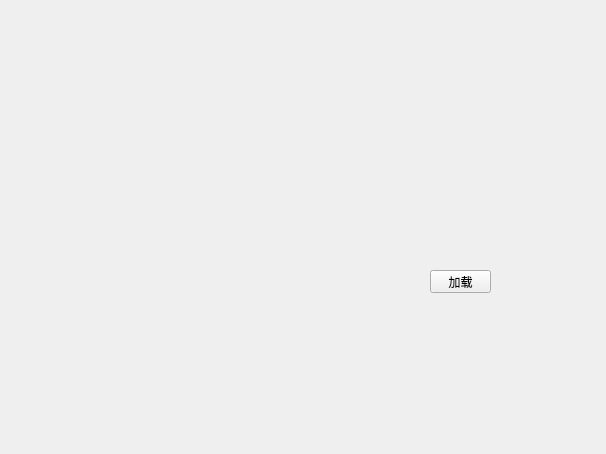
This is facedetec/FaceDetec.ui in isliulin/QT43 as Qt 5 draws it before an edit. The edited form follows.
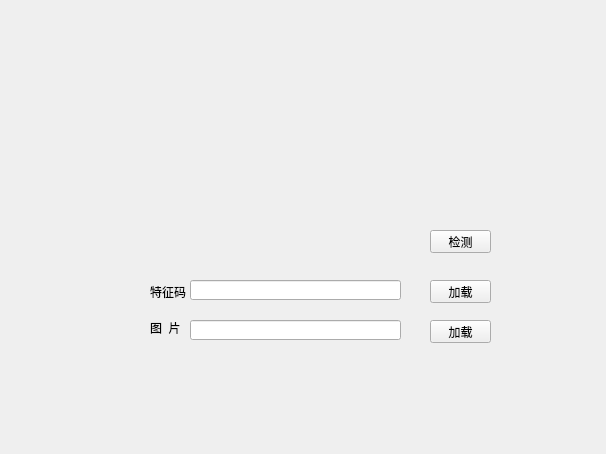
This is the edited form.

Diff of the .ui file:
```diff
--- a/facedetec/FaceDetec.ui
+++ b/facedetec/FaceDetec.ui
@@ -17,7 +17,7 @@
    <property name="geometry">
     <rect>
      <x>430</x>
-     <y>270</y>
+     <y>280</y>
      <width>61</width>
      <height>23</height>
     </rect>
@@ -26,6 +26,78 @@
     <string>加载</string>
    </property>
   </widget>
+  <widget class="QLineEdit" name="fncode">
+   <property name="geometry">
+    <rect>
+     <x>190</x>
+     <y>280</y>
+     <width>211</width>
+     <height>20</height>
+    </rect>
+   </property>
+  </widget>
+  <widget class="QLabel" name="label">
+   <property name="geometry">
+    <rect>
+     <x>150</x>
+     <y>282</y>
+     <width>36</width>
+     <height>20</height>
+    </rect>
+   </property>
+   <property name="text">
+    <string>特征码</string>
+   </property>
+  </widget>
+  <widget class="QLabel" name="label_2">
+   <property name="geometry">
+    <rect>
+     <x>150</x>
+     <y>320</y>
+     <width>36</width>
+     <height>16</height>
+    </rect>
+   </property>
+   <property name="text">
+    <string>图  片</string>
+   </property>
+  </widget>
+  <widget class="QLineEdit" name="fnphoto">
+   <property name="geometry">
+    <rect>
+     <x>190</x>
+     <y>320</y>
+     <width>211</width>
+     <height>20</height>
+    </rect>
+   </property>
+  </widget>
+  <widget class="QPushButton" name="phload">
+   <property name="geometry">
+    <rect>
+     <x>430</x>
+     <y>320</y>
+     <width>61</width>
+     <height>23</height>
+    </rect>
+   </property>
+   <property name="text">
+    <string>加载</string>
+   </property>
+  </widget>
+  <widget class="QPushButton" name="detec">
+   <property name="geometry">
+    <rect>
+     <x>430</x>
+     <y>230</y>
+     <width>61</width>
+     <height>23</height>
+    </rect>
+   </property>
+   <property name="text">
+    <string>检测</string>
+   </property>
+  </widget>
  </widget>
  <resources/>
  <connections/>
```
